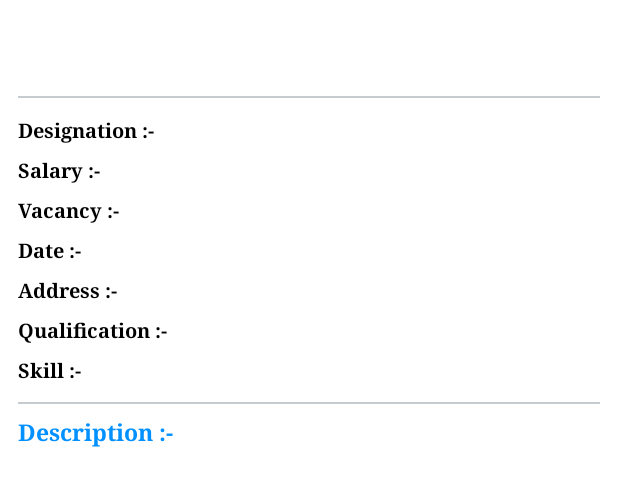
After one commit to hamzajg/GetJobsApp, an Android app: the layout activity_job_detail.xml on its own in the app's theme, with its tools: preview values and no code run, on a phone screen of 412 x 824 dp. The commit adds this screen. Shown: the top 486 px of the screen. Run offline under Robolectric (Android 15) with nearby library versions, the phone set to English and light mode, and no system bars.

Commit message:
feat(jobs): open job detail screen from list tap (job-board-core w3) (#9)
Implements scenario 'Open job detail' (@w3): tapping a job row in
MainActivity launches JobDetailActivity, which re-fetches the Job from
JobRepository by EXTRA_JOB_ID (EXTRA_JOB_POSITION fallback) and renders
name, company, designation, salary, description, qualification, skills,
address, vacancy, and date.

```diff
--- a/app/src/main/AndroidManifest.xml
+++ b/app/src/main/AndroidManifest.xml
@@ -19,6 +19,7 @@
             </intent-filter>
         </activity>
         <activity android:name=".views.MainActivity" android:windowSoftInputMode="adjustPan"/>
+        <activity android:name=".views.JobDetailActivity" />
         <activity android:name=".views.JobProviderMainActivity" />
         <activity android:name=".views.SignInActivity" />
         <activity android:name=".views.SignUpActivity" />
--- /dev/null
+++ b/app/src/main/java/com/thephoenixit/getjobsapp/views/JobDetailActivity.java
@@ -0,0 +1,86 @@
+package com.thephoenixit.getjobsapp.views;
+
+import android.os.Bundle;
+import android.widget.TextView;
+
+import androidx.appcompat.app.AppCompatActivity;
+
+import com.thephoenixit.getjobsapp.R;
+import com.thephoenixit.getjobsapp.jobs.Job;
+import com.thephoenixit.getjobsapp.jobs.JobRepository;
+
+import java.util.List;
+
+/**
+ * Shows the full detail of one job listing. Job is not Parcelable, so the
+ * caller passes the job id (and list position as a fallback) and the job is
+ * re-fetched from JobRepository.
+ */
+public class JobDetailActivity extends AppCompatActivity
+{
+    public static final String EXTRA_JOB_ID = "extra_job_id";
+    public static final String EXTRA_JOB_POSITION = "extra_job_position";
+
+    private static final int NO_JOB_ID = -1;
+    private static final int NO_POSITION = -1;
+
+    @Override
+    protected void onCreate(Bundle savedInstanceState)
+    {
+        super.onCreate(savedInstanceState);
+
+        Job job = findJob();
+        if (job == null)
+        {
+            finish();
+            return;
+        }
+
+        setContentView(R.layout.activity_job_detail);
+        setTitle(job.getJobName());
+        bind(job);
+    }
+
+    private Job findJob()
+    {
+        List<Job> jobs = new JobRepository(this).getJobs();
+        int jobId = getIntent().getIntExtra(EXTRA_JOB_ID, NO_JOB_ID);
+        for (Job job : jobs)
+        {
+            if (job.getId() == jobId)
+            {
+                return job;
+            }
+        }
+
+        int position = getIntent().getIntExtra(EXTRA_JOB_POSITION, NO_POSITION);
+        if (position >= 0 && position < jobs.size())
+        {
+            return jobs.get(position);
+        }
+        return null;
+    }
+
+    private void bind(Job job)
+    {
+        setText(R.id.txt_detail_name, job.getJobName());
+        setText(R.id.txt_detail_company, job.getJobCompanyName());
+        setText(R.id.txt_detail_designation, job.getJobDesignation());
+        setText(R.id.txt_detail_salary, job.getJobSalary());
+        setText(R.id.txt_detail_description, job.getJobDesc());
+        setText(R.id.txt_detail_qualification, job.getJobQualification());
+        setText(R.id.txt_detail_skill, job.getJobSkill());
+        setText(R.id.txt_detail_address, job.getJobAddress());
+        setText(R.id.txt_detail_vacancy, String.valueOf(job.getJobVacancy()));
+        setText(R.id.txt_detail_date, job.getJobDate());
+    }
+
+    private void setText(int viewId, String value)
+    {
+        TextView textView = findViewById(viewId);
+        if (textView != null)
+        {
+            textView.setText(value == null ? "" : value);
+        }
+    }
+}
--- a/app/src/main/java/com/thephoenixit/getjobsapp/views/MainActivity.java
+++ b/app/src/main/java/com/thephoenixit/getjobsapp/views/MainActivity.java
@@ -1,5 +1,6 @@
 package com.thephoenixit.getjobsapp.views;
 
+import android.content.Intent;
 import android.os.Bundle;
 import android.text.Editable;
 import android.text.TextWatcher;
@@ -54,6 +55,8 @@ public class MainActivity extends AppCompatActivity
             public void onJobClick(Job job)
             {
                 // Wave 3 (job-board-core): open JobDetailActivity for this job.
+                startActivity(new Intent(MainActivity.this, JobDetailActivity.class)
+                        .putExtra(JobDetailActivity.EXTRA_JOB_ID, job.getId()));
             }
         });
         recyclerView.setAdapter(jobAdapter);
--- /dev/null
+++ b/app/src/main/res/layout/activity_job_detail.xml
@@ -0,0 +1,226 @@
+<?xml version="1.0" encoding="utf-8"?>
+<ScrollView xmlns:android="http://schemas.android.com/apk/res/android"
+    android:layout_width="fill_parent"
+    android:layout_height="fill_parent"
+    android:background="@android:color/white">
+
+    <LinearLayout
+        android:layout_width="fill_parent"
+        android:layout_height="wrap_content"
+        android:orientation="vertical"
+        android:padding="12dip">
+
+        <TextView
+            android:id="@+id/txt_detail_name"
+            android:layout_width="fill_parent"
+            android:layout_height="wrap_content"
+            android:textColor="@color/colorAccent"
+            android:textSize="18sp"
+            android:textStyle="bold" />
+
+        <TextView
+            android:id="@+id/txt_detail_company"
+            android:layout_width="fill_parent"
+            android:layout_height="wrap_content"
+            android:textColor="@color/black"
+            android:textSize="14sp" />
+
+        <View
+            android:layout_width="fill_parent"
+            android:layout_height="1dip"
+            android:layout_marginTop="8dip"
+            android:layout_marginBottom="8dip"
+            android:background="@color/line" />
+
+        <LinearLayout
+            android:layout_width="fill_parent"
+            android:layout_height="wrap_content"
+            android:orientation="horizontal"
+            android:paddingTop="4dip"
+            android:paddingBottom="4dip">
+
+            <TextView
+                android:layout_width="wrap_content"
+                android:layout_height="wrap_content"
+                android:layout_marginEnd="8dip"
+                android:text="@string/job_designation_lbl"
+                android:textColor="@color/black"
+                android:textSize="13sp"
+                android:textStyle="bold" />
+
+            <TextView
+                android:id="@+id/txt_detail_designation"
+                android:layout_width="fill_parent"
+                android:layout_height="wrap_content"
+                android:textColor="@color/black"
+                android:textSize="13sp" />
+        </LinearLayout>
+
+        <LinearLayout
+            android:layout_width="fill_parent"
+            android:layout_height="wrap_content"
+            android:orientation="horizontal"
+            android:paddingTop="4dip"
+            android:paddingBottom="4dip">
+
+            <TextView
+                android:layout_width="wrap_content"
+                android:layout_height="wrap_content"
+                android:layout_marginEnd="8dip"
+                android:text="@string/job_salary_lbl"
+                android:textColor="@color/black"
+                android:textSize="13sp"
+                android:textStyle="bold" />
+
+            <TextView
+                android:id="@+id/txt_detail_salary"
+                android:layout_width="fill_parent"
+                android:layout_height="wrap_content"
+                android:textColor="@color/black"
+                android:textSize="13sp" />
+        </LinearLayout>
+
+        <LinearLayout
+            android:layout_width="fill_parent"
+            android:layout_height="wrap_content"
+            android:orientation="horizontal"
+            android:paddingTop="4dip"
+            android:paddingBottom="4dip">
+
+            <TextView
+                android:layout_width="wrap_content"
+                android:layout_height="wrap_content"
+                android:layout_marginEnd="8dip"
+                android:text="@string/job_vacancy_lbl"
+                android:textColor="@color/black"
+                android:textSize="13sp"
+                android:textStyle="bold" />
+
+            <TextView
+                android:id="@+id/txt_detail_vacancy"
+                android:layout_width="fill_parent"
+                android:layout_height="wrap_content"
+                android:textColor="@color/black"
+                android:textSize="13sp" />
+        </LinearLayout>
+
+        <LinearLayout
+            android:layout_width="fill_parent"
+            android:layout_height="wrap_content"
+            android:orientation="horizontal"
+            android:paddingTop="4dip"
+            android:paddingBottom="4dip">
+
+            <TextView
+                android:layout_width="wrap_content"
+                android:layout_height="wrap_content"
+                android:layout_marginEnd="8dip"
+                android:text="@string/job_date_lbl"
+                android:textColor="@color/black"
+                android:textSize="13sp"
+                android:textStyle="bold" />
+
+            <TextView
+                android:id="@+id/txt_detail_date"
+                android:layout_width="fill_parent"
+                android:layout_height="wrap_content"
+                android:textColor="@color/black"
+                android:textSize="13sp" />
+        </LinearLayout>
+
+        <LinearLayout
+            android:layout_width="fill_parent"
+            android:layout_height="wrap_content"
+            android:orientation="horizontal"
+            android:paddingTop="4dip"
+            android:paddingBottom="4dip">
+
+            <TextView
+                android:layout_width="wrap_content"
+                android:layout_height="wrap_content"
+                android:layout_marginEnd="8dip"
+                android:text="@string/job_address_lbl"
+                android:textColor="@color/black"
+                android:textSize="13sp"
+                android:textStyle="bold" />
+
+            <TextView
+                android:id="@+id/txt_detail_address"
+                android:layout_width="fill_parent"
+                android:layout_height="wrap_content"
+                android:textColor="@color/black"
+                android:textSize="13sp" />
+        </LinearLayout>
+
+        <LinearLayout
+            android:layout_width="fill_parent"
+            android:layout_height="wrap_content"
+            android:orientation="horizontal"
+            android:paddingTop="4dip"
+            android:paddingBottom="4dip">
+
+            <TextView
+                android:layout_width="wrap_content"
+                android:layout_height="wrap_content"
+                android:layout_marginEnd="8dip"
+                android:text="@string/job_qualification_lbl"
+                android:textColor="@color/black"
+                android:textSize="13sp"
+                android:textStyle="bold" />
+
+            <TextView
+                android:id="@+id/txt_detail_qualification"
+                android:layout_width="fill_parent"
+                android:layout_height="wrap_content"
+                android:textColor="@color/black"
+                android:textSize="13sp" />
+        </LinearLayout>
+
+        <LinearLayout
+            android:layout_width="fill_parent"
+            android:layout_height="wrap_content"
+            android:orientation="horizontal"
+            android:paddingTop="4dip"
+            android:paddingBottom="4dip">
+
+            <TextView
+                android:layout_width="wrap_content"
+                android:layout_height="wrap_content"
+                android:layout_marginEnd="8dip"
+                android:text="@string/job_skill_lbl"
+                android:textColor="@color/black"
+                android:textSize="13sp"
+                android:textStyle="bold" />
+
+            <TextView
+                android:id="@+id/txt_detail_skill"
+                android:layout_width="fill_parent"
+                android:layout_height="wrap_content"
+                android:textColor="@color/black"
+                android:textSize="13sp" />
+        </LinearLayout>
+
+        <View
+            android:layout_width="fill_parent"
+            android:layout_height="1dip"
+            android:layout_marginTop="8dip"
+            android:layout_marginBottom="8dip"
+            android:background="@color/line" />
+
+        <TextView
+            android:layout_width="fill_parent"
+            android:layout_height="wrap_content"
+            android:text="@string/job_description_lbl"
+            android:textColor="@color/colorAccent"
+            android:textSize="15sp"
+            android:textStyle="bold" />
+
+        <TextView
+            android:id="@+id/txt_detail_description"
+            android:layout_width="fill_parent"
+            android:layout_height="wrap_content"
+            android:paddingTop="4dip"
+            android:textColor="@color/black"
+            android:textSize="13sp" />
+    </LinearLayout>
+</ScrollView>
--- a/app/src/main/res/values/strings.xml
+++ b/app/src/main/res/values/strings.xml
@@ -147,6 +147,7 @@
     <string name="job_company_lbl">Company Name :-</string>
     <string name="job_date_add">Enter Date</string>
     <string name="job_date_lbl">Date :-</string>
+    <string name="job_detail_title">Job Details</string>
     <string name="job_description">Job Description</string>
     <string name="job_description_add">Enter Description</string>
     <string name="job_description_lbl">Description :-</string>
```
